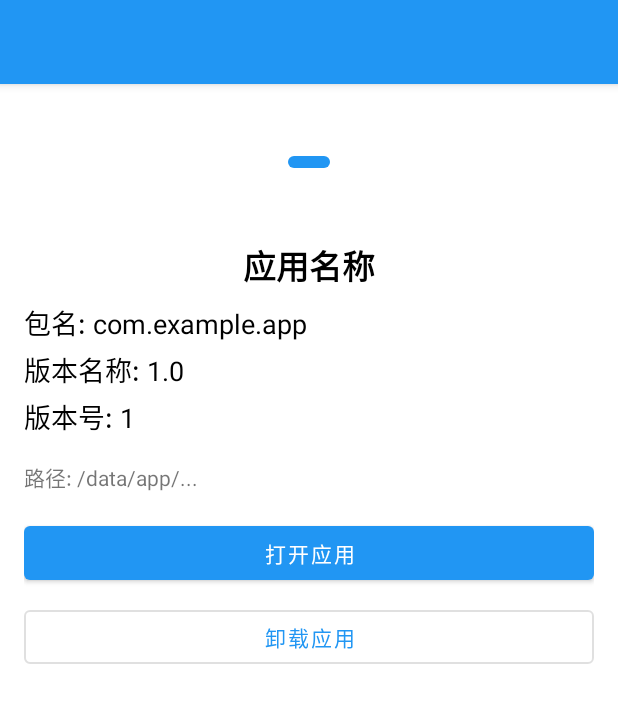
After one commit to haidao128/test, an Android app: the layout activity_app_detail.xml on its own in the app's theme, with its tools: preview values and no code run, on a phone screen of 412 x 824 dp. The commit adds this screen. Shown: the top 703 px of the screen. Run offline under Robolectric (Android 15) with nearby library versions, the phone set to English and light mode, and no system bars.

Commit message:
更新文件换行符缓存

```diff
--- a/mobile_platform_creator/android/src/main/java/com/mobileplatform/creator/MainActivity.java
+++ b/mobile_platform_creator/android/src/main/java/com/mobileplatform/creator/MainActivity.java
@@ -91,7 +91,7 @@ public class MainActivity extends AppCompatActivity {
             final List<AppInfo> loadedApps = new ArrayList<>();
 
             for (PackageInfo packageInfo : packages) {
-                // 可以根据需要过滤掉系统应用
+                // --- 暂时移除过滤条件，显示所有应用 ---
                 // if ((packageInfo.applicationInfo.flags & ApplicationInfo.FLAG_SYSTEM) == 0) {
                     try {
                         String appName = packageInfo.applicationInfo.loadLabel(pm).toString();
--- /dev/null
+++ b/mobile_platform_creator/android/src/main/res/layout/activity_app_detail.xml
@@ -0,0 +1,102 @@
+<?xml version="1.0" encoding="utf-8"?>
+<androidx.coordinatorlayout.widget.CoordinatorLayout xmlns:android="http://schemas.android.com/apk/res/android"
+    xmlns:app="http://schemas.android.com/apk/res-auto"
+    xmlns:tools="http://schemas.android.com/tools"
+    android:layout_width="match_parent"
+    android:layout_height="match_parent"
+    tools:context=".ui.app.AppDetailActivity">
+
+    <com.google.android.material.appbar.AppBarLayout
+        android:layout_width="match_parent"
+        android:layout_height="wrap_content"
+        android:theme="@style/Theme.MobilePlatformCreator.AppBarOverlay">
+
+        <androidx.appcompat.widget.Toolbar
+            android:id="@+id/toolbar_detail"
+            android:layout_width="match_parent"
+            android:layout_height="?attr/actionBarSize"
+            android:background="?attr/colorPrimary"
+            app:popupTheme="@style/Theme.MobilePlatformCreator.PopupOverlay" />
+
+    </com.google.android.material.appbar.AppBarLayout>
+
+    <androidx.core.widget.NestedScrollView
+        android:layout_width="match_parent"
+        android:layout_height="match_parent"
+        app:layout_behavior="@string/appbar_scrolling_view_behavior">
+
+        <LinearLayout
+            android:layout_width="match_parent"
+            android:layout_height="wrap_content"
+            android:orientation="vertical"
+            android:padding="16dp">
+
+            <ImageView
+                android:id="@+id/imageView_detail_icon"
+                android:layout_width="72dp"
+                android:layout_height="72dp"
+                android:layout_gravity="center_horizontal"
+                android:layout_marginBottom="16dp"
+                tools:srcCompat="@mipmap/ic_launcher" />
+
+            <TextView
+                android:id="@+id/textView_detail_app_name"
+                android:layout_width="match_parent"
+                android:layout_height="wrap_content"
+                android:textAppearance="@style/TextAppearance.AppCompat.Large"
+                android:textStyle="bold"
+                android:gravity="center_horizontal"
+                android:layout_marginBottom="8dp"
+                tools:text="应用名称" />
+
+            <TextView
+                android:id="@+id/textView_detail_package_name"
+                android:layout_width="match_parent"
+                android:layout_height="wrap_content"
+                android:textAppearance="@style/TextAppearance.AppCompat.Medium"
+                android:layout_marginBottom="4dp"
+                tools:text="包名: com.example.app" />
+
+            <TextView
+                android:id="@+id/textView_detail_version_name"
+                android:layout_width="match_parent"
+                android:layout_height="wrap_content"
+                android:textAppearance="@style/TextAppearance.AppCompat.Medium"
+                android:layout_marginBottom="4dp"
+                tools:text="版本名称: 1.0" />
+
+            <TextView
+                android:id="@+id/textView_detail_version_code"
+                android:layout_width="match_parent"
+                android:layout_height="wrap_content"
+                android:textAppearance="@style/TextAppearance.AppCompat.Medium"
+                android:layout_marginBottom="16dp"
+                tools:text="版本号: 1" />
+
+            <TextView
+                android:id="@+id/textView_detail_app_path"
+                android:layout_width="match_parent"
+                android:layout_height="wrap_content"
+                android:textAppearance="@style/TextAppearance.AppCompat.Small"
+                android:layout_marginBottom="16dp"
+                tools:text="路径: /data/app/..." />
+
+            <!-- TODO: 在这里添加权限列表、操作按钮等 -->
+            <Button
+                android:id="@+id/button_detail_open"
+                android:layout_width="match_parent"
+                android:layout_height="wrap_content"
+                android:text="打开应用" />
+
+            <Button
+                android:id="@+id/button_detail_uninstall"
+                android:layout_width="match_parent"
+                android:layout_height="wrap_content"
+                android:layout_marginTop="8dp"
+                style="@style/Widget.MaterialComponents.Button.OutlinedButton"
+                android:text="卸载应用" />
+
+        </LinearLayout>
+    </androidx.core.widget.NestedScrollView>
+
+</androidx.coordinatorlayout.widget.CoordinatorLayout>
--- a/mobile_platform_creator/android/src/main/res/layout/activity_main.xml
+++ b/mobile_platform_creator/android/src/main/res/layout/activity_main.xml
@@ -16,6 +16,7 @@
             android:layout_width="match_parent"
             android:layout_height="?attr/actionBarSize"
             android:background="?attr/colorPrimary"
+            android:theme="@style/Theme.MobilePlatformCreator.AppBarOverlay"
             app:popupTheme="@style/Theme.MobilePlatformCreator.PopupOverlay" />
 
     </com.google.android.material.appbar.AppBarLayout>
--- a/mobile_platform_creator/android/src/main/res/values/themes.xml
+++ b/mobile_platform_creator/android/src/main/res/values/themes.xml
@@ -10,6 +10,7 @@
         <item name="colorSecondaryVariant">@color/accent</item>
         <item name="colorOnSecondary">@color/black</item>
         <item name="android:statusBarColor">?attr/colorPrimaryVariant</item>
+        <item name="colorControlNormal">@color/white</item>
         <item name="android:textColorPrimary">@color/black</item>
         <item name="android:textColorSecondary">@color/black</item>
     </style>
```
Also changed, not shown: mobile_platform_creator/android/src/main/java/com/mobileplatform/creator/ui/app/AppDetailActivity.java (+140 -16 lines), 48 other files.
